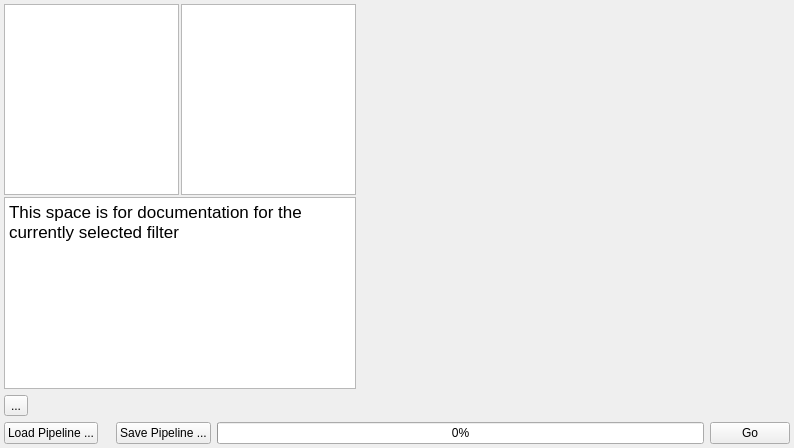
The window that Source/Plugins/PipelineBuilder/UI/PipelineBuilderWidget.ui (BlueQuartzSoftware/DREAM3D) describes before a commit, drawn with Qt 5.
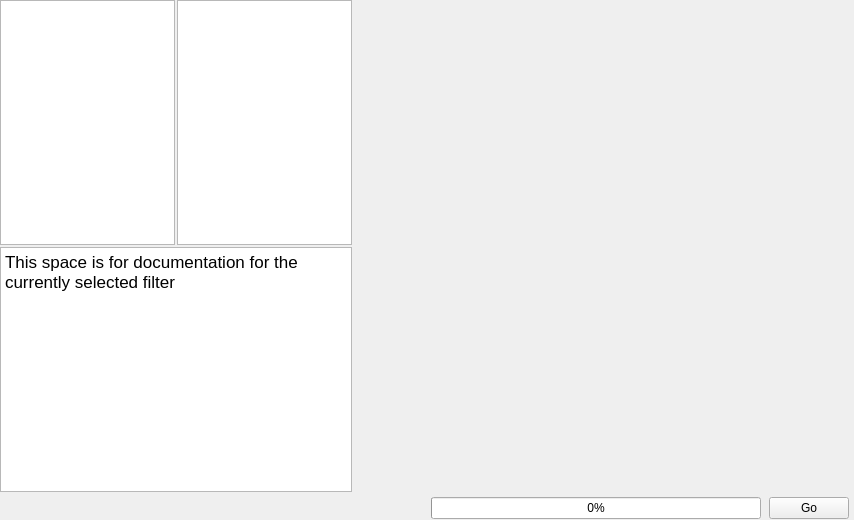
The same window after the commit. Icons and pictures are not drawn. Custom widgets are drawn as their Qt base class.

Commit message: Adding better looking icons and tweaking layouts

```diff
--- a/Source/Plugins/PipelineBuilder/UI/PipelineBuilderWidget.ui
+++ b/Source/Plugins/PipelineBuilder/UI/PipelineBuilderWidget.ui
@@ -6,8 +6,8 @@
    <rect>
     <x>0</x>
     <y>0</y>
-    <width>794</width>
-    <height>448</height>
+    <width>854</width>
+    <height>520</height>
    </rect>
   </property>
   <property name="windowTitle">
@@ -15,9 +15,12 @@
   </property>
   <layout class="QGridLayout" name="gridLayout_2">
    <property name="margin">
-    <number>4</number>
+    <number>0</number>
    </property>
-   <item row="0" column="0">
+   <property name="spacing">
+    <number>0</number>
+   </property>
+   <item row="0" column="0" rowspan="2">
     <layout class="QGridLayout" name="gridLayout">
      <property name="spacing">
       <number>2</number>
@@ -114,64 +117,6 @@
      </item>
     </layout>
    </item>
-   <item row="3" column="0" colspan="2">
-    <layout class="QHBoxLayout" name="horz_layout_1">
-     <item>
-      <widget class="QPushButton" name="m_LoadSettingsBtn">
-       <property name="text">
-        <string>Load Pipeline ...</string>
-       </property>
-      </widget>
-     </item>
-     <item>
-      <spacer name="horizontalSpacer_19">
-       <property name="orientation">
-        <enum>Qt::Horizontal</enum>
-       </property>
-       <property name="sizeType">
-        <enum>QSizePolicy::Fixed</enum>
-       </property>
-       <property name="sizeHint" stdset="0">
-        <size>
-         <width>12</width>
-         <height>20</height>
-        </size>
-       </property>
-      </spacer>
-     </item>
-     <item>
-      <widget class="QPushButton" name="m_SaveSettingsBtn">
-       <property name="text">
-        <string>Save Pipeline ...</string>
-       </property>
-      </widget>
-     </item>
-     <item>
-      <widget class="QProgressBar" name="m_progressBar">
-       <property name="value">
-        <number>0</number>
-       </property>
-      </widget>
-     </item>
-     <item>
-      <widget class="QPushButton" name="m_GoBtn">
-       <property name="text">
-        <string>Go</string>
-       </property>
-      </widget>
-     </item>
-    </layout>
-   </item>
-   <item row="1" column="0">
-    <widget class="QToolButton" name="toggleDocs">
-     <property name="text">
-      <string>...</string>
-     </property>
-     <property name="checkable">
-      <bool>true</bool>
-     </property>
-    </widget>
-   </item>
    <item row="0" column="1" rowspan="2">
     <widget class="QDroppableScrollArea" name="scrollArea">
      <property name="sizePolicy">
@@ -182,15 +127,15 @@
      </property>
      <property name="minimumSize">
       <size>
-       <width>400</width>
+       <width>500</width>
        <height>0</height>
       </size>
      </property>
      <property name="acceptDrops">
       <bool>true</bool>
      </property>
-     <property name="styleSheet">
-      <string notr="true"/>
+     <property name="autoFillBackground">
+      <bool>false</bool>
      </property>
      <property name="frameShape">
       <enum>QFrame::NoFrame</enum>
@@ -209,12 +154,12 @@
        <rect>
         <x>0</x>
         <y>0</y>
-        <width>422</width>
-        <height>16</height>
+        <width>500</width>
+        <height>388</height>
        </rect>
       </property>
       <property name="sizePolicy">
-       <sizepolicy hsizetype="Expanding" vsizetype="Fixed">
+       <sizepolicy hsizetype="Expanding" vsizetype="Expanding">
         <horstretch>0</horstretch>
         <verstretch>0</verstretch>
        </sizepolicy>
@@ -222,9 +167,208 @@
       <property name="acceptDrops">
        <bool>true</bool>
       </property>
+      <property name="autoFillBackground">
+       <bool>true</bool>
+      </property>
+      <property name="styleSheet">
+       <string notr="true">PipelineViewWidget
+{
+background-color: rgb(225, 225, 225);
+border-left:  2px solid gray;
+
+}
+</string>
+      </property>
      </widget>
     </widget>
    </item>
+   <item row="3" column="0" colspan="2">
+    <layout class="QHBoxLayout" name="horz_layout_1">
+     <property name="spacing">
+      <number>8</number>
+     </property>
+     <property name="leftMargin">
+      <number>5</number>
+     </property>
+     <property name="topMargin">
+      <number>4</number>
+     </property>
+     <property name="rightMargin">
+      <number>5</number>
+     </property>
+     <property name="bottomMargin">
+      <number>0</number>
+     </property>
+     <item>
+      <widget class="QPushButton" name="toggleDocs">
+       <property name="sizePolicy">
+        <sizepolicy hsizetype="Fixed" vsizetype="Fixed">
+         <horstretch>0</horstretch>
+         <verstretch>0</verstretch>
+        </sizepolicy>
+       </property>
+       <property name="minimumSize">
+        <size>
+         <width>24</width>
+         <height>24</height>
+        </size>
+       </property>
+       <property name="maximumSize">
+        <size>
+         <width>24</width>
+         <height>24</height>
+        </size>
+       </property>
+       <property name="toolTip">
+        <string>Display Help for Filter</string>
+       </property>
+       <property name="statusTip">
+        <string>Display Help for Filter</string>
+       </property>
+       <property name="text">
+        <string/>
+       </property>
+       <property name="icon">
+        <iconset resource="../../../../Resources/icons/images/Icons.qrc">
+         <normaloff>:/information.png</normaloff>
+         <normalon>:/information.png</normalon>
+         <selectedoff>:/information.png</selectedoff>
+         <selectedon>:/information.png</selectedon>:/information.png</iconset>
+       </property>
+       <property name="iconSize">
+        <size>
+         <width>24</width>
+         <height>24</height>
+        </size>
+       </property>
+       <property name="checkable">
+        <bool>true</bool>
+       </property>
+       <property name="checked">
+        <bool>false</bool>
+       </property>
+       <property name="flat">
+        <bool>true</bool>
+       </property>
+      </widget>
+     </item>
+     <item>
+      <widget class="QPushButton" name="m_LoadSettingsBtn">
+       <property name="sizePolicy">
+        <sizepolicy hsizetype="Fixed" vsizetype="Fixed">
+         <horstretch>0</horstretch>
+         <verstretch>0</verstretch>
+        </sizepolicy>
+       </property>
+       <property name="minimumSize">
+        <size>
+         <width>24</width>
+         <height>24</height>
+        </size>
+       </property>
+       <property name="maximumSize">
+        <size>
+         <width>24</width>
+         <height>24</height>
+        </size>
+       </property>
+       <property name="toolTip">
+        <string>Open Pipeline File</string>
+       </property>
+       <property name="statusTip">
+        <string>Open Pipeline File</string>
+       </property>
+       <property name="text">
+        <string/>
+       </property>
+       <property name="icon">
+        <iconset resource="../../../../Resources/icons/images/Icons.qrc">
+         <normaloff>:/open_pipeline.png</normaloff>:/open_pipeline.png</iconset>
+       </property>
+       <property name="iconSize">
+        <size>
+         <width>24</width>
+         <height>24</height>
+        </size>
+       </property>
+       <property name="flat">
+        <bool>true</bool>
+       </property>
+      </widget>
+     </item>
+     <item>
+      <widget class="QPushButton" name="m_SaveSettingsBtn">
+       <property name="sizePolicy">
+        <sizepolicy hsizetype="Fixed" vsizetype="Fixed">
+         <horstretch>0</horstretch>
+         <verstretch>0</verstretch>
+        </sizepolicy>
+       </property>
+       <property name="minimumSize">
+        <size>
+         <width>24</width>
+         <height>24</height>
+        </size>
+       </property>
+       <property name="maximumSize">
+        <size>
+         <width>24</width>
+         <height>24</height>
+        </size>
+       </property>
+       <property name="toolTip">
+        <string>Save Pipeline File</string>
+       </property>
+       <property name="statusTip">
+        <string>Save Pipeline File</string>
+       </property>
+       <property name="text">
+        <string/>
+       </property>
+       <property name="icon">
+        <iconset resource="../../../../Resources/icons/images/Icons.qrc">
+         <normaloff>:/disk_blue.png</normaloff>:/disk_blue.png</iconset>
+       </property>
+       <property name="iconSize">
+        <size>
+         <width>24</width>
+         <height>24</height>
+        </size>
+       </property>
+       <property name="flat">
+        <bool>true</bool>
+       </property>
+      </widget>
+     </item>
+     <item>
+      <spacer name="horizontalSpacer">
+       <property name="orientation">
+        <enum>Qt::Horizontal</enum>
+       </property>
+       <property name="sizeHint" stdset="0">
+        <size>
+         <width>40</width>
+         <height>20</height>
+        </size>
+       </property>
+      </spacer>
+     </item>
+     <item>
+      <widget class="QProgressBar" name="m_progressBar">
+       <property name="value">
+        <number>0</number>
+       </property>
+      </widget>
+     </item>
+     <item>
+      <widget class="QPushButton" name="m_GoBtn">
+       <property name="text">
+        <string>Go</string>
+       </property>
+      </widget>
+     </item>
+    </layout>
+   </item>
   </layout>
  </widget>
  <customwidgets>
```
The commit also changes 12 other files.
